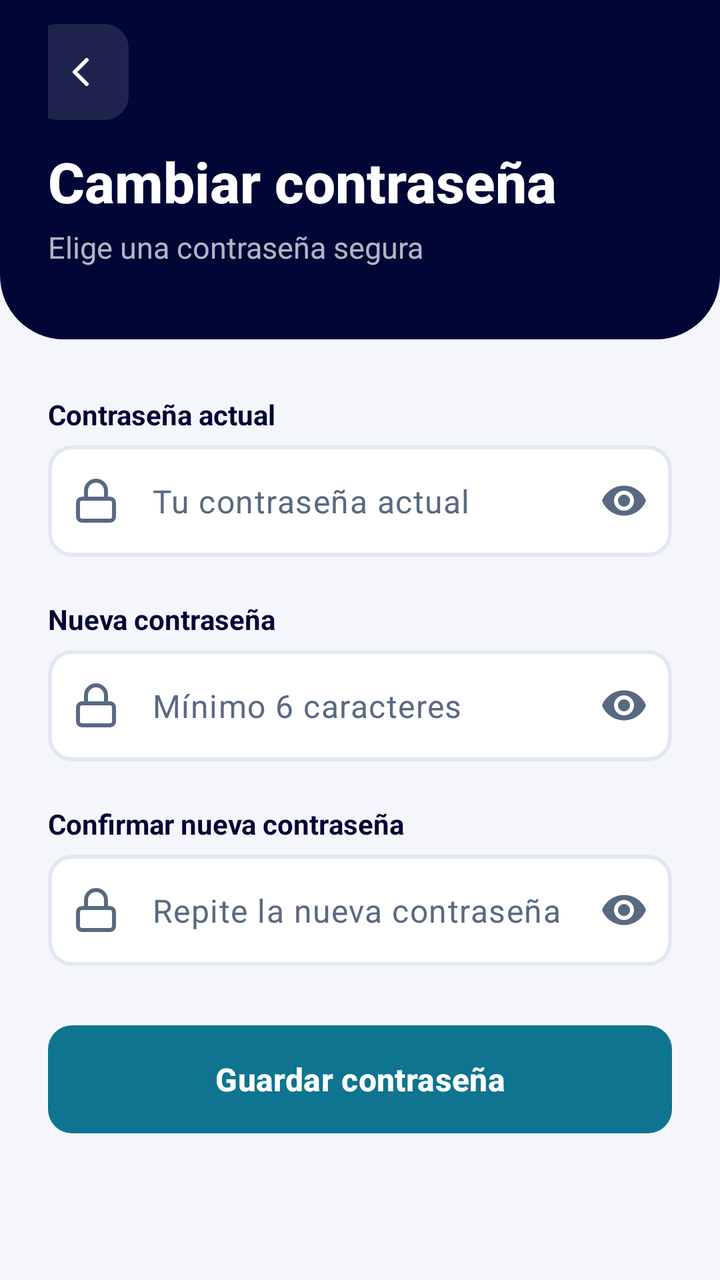
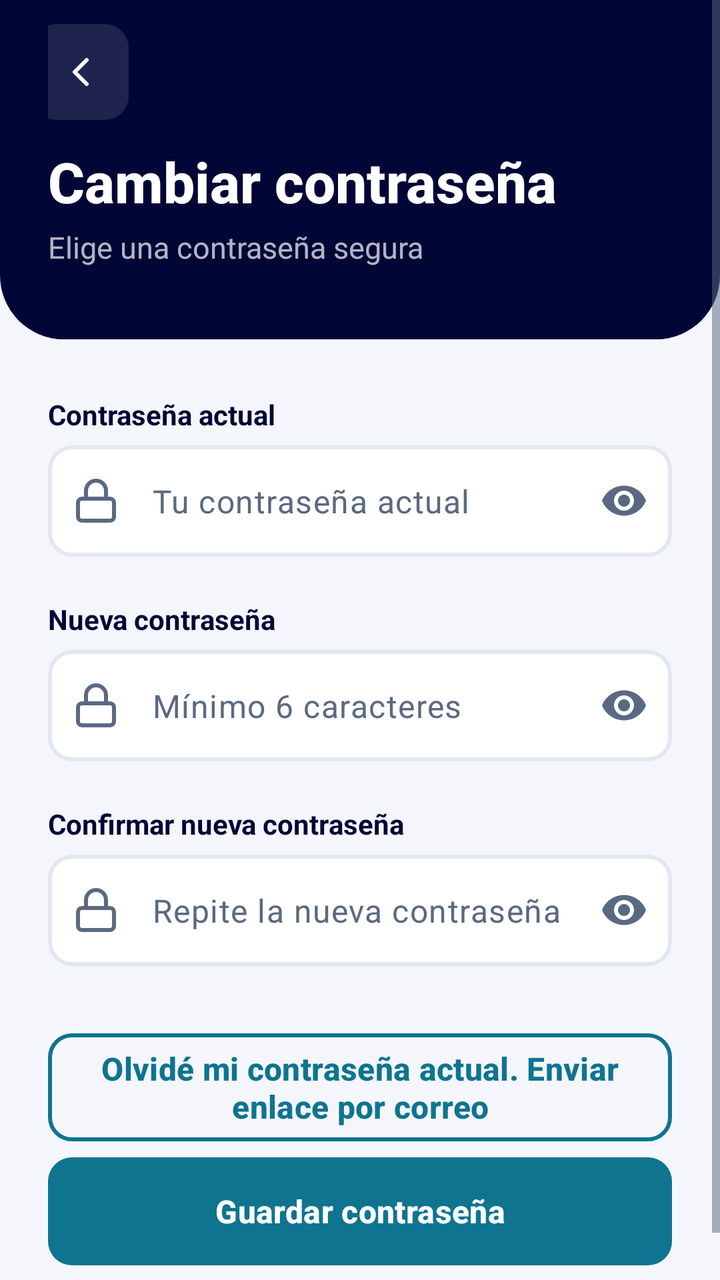

The first picture is an Android layout as it rendered before a commit; the second is the same layout after the commit. The layout source and the unified diff follow.
<!-- AndroidManifest.xml: application theme Theme.Coinly -->
<!-- res/layout/activity_change_password.xml -->
<?xml version="1.0" encoding="utf-8"?>
<ScrollView xmlns:android="http://schemas.android.com/apk/res/android" xmlns:app="http://schemas.android.com/apk/res-auto" xmlns:tools="http://schemas.android.com/tools"
    android:layout_width="match_parent"
    android:layout_height="match_parent"
    android:background="@color/coinly_surface"
    android:fillViewport="true"
    android:overScrollMode="ifContentScrolls">

    <LinearLayout
        android:layout_width="match_parent"
        android:layout_height="wrap_content"
        android:orientation="vertical">

    <LinearLayout
        android:layout_width="match_parent"
        android:layout_height="wrap_content"
        android:background="@drawable/bg_header_navy"
        android:orientation="vertical"
        android:paddingStart="24dp"
        android:paddingTop="12dp"
        android:paddingEnd="24dp"
        android:paddingBottom="36dp">

        <ImageButton
            android:layout_width="48dp"
            android:layout_height="48dp"
            android:id="@+id/btnBackChangePassword"
            style="@style/Widget.Coinly.IconButton"
            android:layout_marginStart="-8dp"
            android:layout_marginBottom="12dp"
            android:contentDescription="@string/text_267"
            android:src="@drawable/ic_back" />

        <TextView
            android:layout_width="wrap_content"
            android:layout_height="wrap_content"
            android:layout_marginTop="0dp"
            android:accessibilityHeading="true"
            android:fontFamily="sans-serif-medium"
            android:text="@string/text_268"
            android:textColor="@color/coinly_on_dark"
            android:textSize="28sp"
            android:textStyle="bold" />

        <TextView
            android:layout_width="wrap_content"
            android:layout_height="wrap_content"
            android:layout_marginTop="4dp"
            android:text="@string/text_269"
            android:textColor="@color/coinly_on_dark_muted"
            android:textSize="15sp" />
    </LinearLayout>

        <LinearLayout
            android:layout_width="match_parent"
            android:layout_height="wrap_content"
            android:orientation="vertical"
            android:paddingStart="24dp"
            android:paddingTop="28dp"
            android:paddingEnd="24dp"
            android:paddingBottom="32dp">

            <TextView
                style="@style/Coinly.Text.FieldLabel"
                android:layout_width="wrap_content"
                android:layout_height="wrap_content"
                android:labelFor="@+id/etCurrentPassword"
                android:text="@string/text_270" />

            <com.google.android.material.textfield.TextInputLayout
                android:id="@+id/tilCurrentPassword"
                style="@style/Widget.Coinly.TextInputLayout"
                android:layout_width="match_parent"
                android:layout_height="wrap_content"
                app:startIconDrawable="@drawable/ic_lock"
                app:endIconMode="password_toggle">

                <com.google.android.material.textfield.TextInputEditText
                    android:id="@+id/etCurrentPassword"
                    style="@style/Widget.Coinly.EditText"
                    android:layout_width="match_parent"
                    android:layout_height="wrap_content"
                    android:hint="@string/text_271"
                    android:inputType="textPassword"
                    android:autofillHints="password"
                    android:imeOptions="actionNext" />
            </com.google.android.material.textfield.TextInputLayout>

            <TextView
                style="@style/Coinly.Text.FieldLabel"
                android:layout_width="wrap_content"
                android:layout_height="wrap_content"
                android:labelFor="@+id/etNewPassword"
                android:text="@string/text_272" />

            <com.google.android.material.textfield.TextInputLayout
                android:id="@+id/tilNewPassword"
                style="@style/Widget.Coinly.TextInputLayout"
                android:layout_width="match_parent"
                android:layout_height="wrap_content"
                app:startIconDrawable="@drawable/ic_lock"
                app:endIconMode="password_toggle">

                <com.google.android.material.textfield.TextInputEditText
                    android:id="@+id/etNewPassword"
                    style="@style/Widget.Coinly.EditText"
                    android:layout_width="match_parent"
                    android:layout_height="wrap_content"
                    android:hint="@string/text_273"
                    android:inputType="textPassword"
                    android:autofillHints="newPassword"
                    android:imeOptions="actionNext" />
            </com.google.android.material.textfield.TextInputLayout>

            <TextView
                style="@style/Coinly.Text.FieldLabel"
                android:layout_width="wrap_content"
                android:layout_height="wrap_content"
                android:labelFor="@+id/etConfirmNewPassword"
                android:text="@string/text_274" />

            <com.google.android.material.textfield.TextInputLayout
                android:id="@+id/tilConfirmNewPassword"
                style="@style/Widget.Coinly.TextInputLayout"
                android:layout_width="match_parent"
                android:layout_height="wrap_content"
                app:startIconDrawable="@drawable/ic_lock"
                app:endIconMode="password_toggle">

                <com.google.android.material.textfield.TextInputEditText
                    android:id="@+id/etConfirmNewPassword"
                    style="@style/Widget.Coinly.EditText"
                    android:layout_width="match_parent"
                    android:layout_height="wrap_content"
                    android:hint="@string/text_275"
                    android:inputType="textPassword"
                    android:autofillHints="newPassword"
                    android:imeOptions="actionDone" />
            </com.google.android.material.textfield.TextInputLayout>

            <com.google.android.material.button.MaterialButton
                android:id="@+id/btnSavePassword"
                style="@style/Widget.Coinly.Button"
                android:layout_width="match_parent"
                android:layout_height="wrap_content"
                android:layout_marginTop="8dp"
                android:text="@string/text_276" />
        </LinearLayout>
    </LinearLayout>
</ScrollView>
<!-- resources referenced by this layout -->
<resources>
  <color name="coinly_on_dark">#FFFFFF</color>
  <color name="coinly_on_dark_muted">#B3FFFFFF</color>
  <color name="coinly_surface">#F4F6FB</color>
  <string name="text_267" formatted="false">"Volver"</string>
  <string name="text_268" formatted="false">"Cambiar contraseña"</string>
  <string name="text_269" formatted="false">"Elige una contraseña segura"</string>
  <string name="text_270" formatted="false">"Contraseña actual"</string>
  <string name="text_271" formatted="false">"Tu contraseña actual"</string>
  <string name="text_272" formatted="false">"Nueva contraseña"</string>
  <string name="text_273" formatted="false">"Mínimo 6 caracteres"</string>
  <string name="text_274" formatted="false">"Confirmar nueva contraseña"</string>
  <string name="text_275" formatted="false">"Repite la nueva contraseña"</string>
  <string name="text_276" formatted="false">"Guardar contraseña"</string>
  <style name="Coinly.Text.FieldLabel" parent="">
          <item name="android:textAppearance">@style/TextAppearance.Coinly.FieldLabel</item>
          <item name="android:layout_marginBottom">6dp</item>
      </style>
  <color name="coinly_brand_navy">#000636</color>
  <style name="TextAppearance.Coinly.FieldLabel" parent="">
          <item name="android:fontFamily">sans-serif-medium</item>
          <item name="android:textSize">14sp</item>
          <item name="android:textStyle">bold</item>
          <item name="android:textColor">@color/coinly_heading</item>
      </style>
  <color name="coinly_teal">#0E7490</color>
  <color name="coinly_text_primary">#1E293B</color>
  <color name="coinly_text_secondary">#596981</color>
  <color name="coinly_danger_text">#C22973</color>
  <color name="coinly_card">#FFFFFF</color>
  <style name="ShapeAppearance.Coinly.Control" parent="">
          <item name="cornerFamily">rounded</item>
          <item name="cornerSize">12dp</item>
      </style>
  <style name="TextAppearance.Coinly.Error" parent="">
          <item name="android:textSize">13sp</item>
          <item name="android:textColor">@color/coinly_danger_text</item>
      </style>
  <color name="coinly_accent">#0E7490</color>
  <color name="coinly_on_accent">#FFFFFF</color>
  <color name="coinly_tint_info">#EFF9FB</color>
  <color name="coinly_heading">#000636</color>
  <color name="coinly_green">#2FA36B</color>
  <color name="coinly_outline">#E2E8F0</color>
  <color name="coinly_tint_neutral">#F0F2F8</color>
  <style name="ThemeOverlay.Coinly.BottomSheetDialog" parent="ThemeOverlay.Material3.BottomSheetDialog">
          <item name="bottomSheetStyle">@style/Widget.Coinly.BottomSheet</item>
      </style>
  <style name="ShapeAppearance.Coinly.Pill" parent="">
          <item name="cornerFamily">rounded</item>
          <item name="cornerSize">50%</item>
      </style>
  <style name="Widget.Coinly.BottomSheet" parent="Widget.Material3.BottomSheet">
          <item name="backgroundTint">@color/coinly_card</item>
          <item name="shapeAppearance">@style/ShapeAppearance.Coinly.Sheet</item>
          <item name="shapeAppearanceOverlay">@style/ShapeAppearance.Coinly.Sheet</item>
      </style>
  <!-- unchanged entries left out for length: 11 -->
</resources>

<!-- the commit's change to res/layout/activity_change_password.xml (unified diff, before → after) -->
@@ -138,6 +138,23 @@
                     android:imeOptions="actionDone" />
             </com.google.android.material.textfield.TextInputLayout>
 
+            <TextView
+                android:id="@+id/tvChangePasswordError"
+                android:layout_width="match_parent"
+                android:layout_height="wrap_content"
+                android:textColor="@color/coinly_danger_text"
+                android:textSize="14sp"
+                android:accessibilityLiveRegion="polite"
+                android:visibility="gone" />
+
+            <com.google.android.material.button.MaterialButton
+                android:id="@+id/btnResetFromChange"
+                style="@style/Widget.Coinly.Button.Outline"
+                android:layout_width="match_parent"
+                android:layout_height="wrap_content"
+                android:layout_marginTop="12dp"
+                android:text="@string/password_reset_from_change" />
+
             <com.google.android.material.button.MaterialButton
                 android:id="@+id/btnSavePassword"
                 style="@style/Widget.Coinly.Button"
<!-- resource entries referenced after the edit -->
@@ -3,6 +3,7 @@
   <color name="coinly_on_dark">#FFFFFF</color>
   <color name="coinly_on_dark_muted">#B3FFFFFF</color>
   <color name="coinly_surface">#F4F6FB</color>
+  <string name="password_reset_from_change">Olvidé mi contraseña actual. Enviar enlace por correo</string>
   <string name="text_267" formatted="false">"Volver"</string>
   <string name="text_268" formatted="false">"Cambiar contraseña"</string>
   <string name="text_269" formatted="false">"Elige una contraseña segura"</string>
@@ -16,6 +17,19 @@
   <style name="Coinly.Text.FieldLabel" parent="">
           <item name="android:textAppearance">@style/TextAppearance.Coinly.FieldLabel</item>
           <item name="android:layout_marginBottom">6dp</item>
+      </style>
+  <style name="Widget.Coinly.Button.Outline" parent="Widget.Material3.Button.OutlinedButton">
+          <item name="android:textColor">@color/coinly_accent</item>
+          <item name="android:textSize">16sp</item>
+          <item name="android:textStyle">bold</item>
+          <item name="android:fontFamily">sans-serif-medium</item>
+          <item name="android:minHeight">54dp</item>
+          <item name="android:insetTop">0dp</item>
+          <item name="android:insetBottom">0dp</item>
+          <item name="cornerRadius">12dp</item>
+          <item name="strokeColor">@color/coinly_accent</item>
+          <item name="strokeWidth">2dp</item>
+          <item name="iconTint">@color/coinly_accent</item>
       </style>
   <color name="coinly_brand_navy">#000636</color>
   <style name="TextAppearance.Coinly.FieldLabel" parent="">
